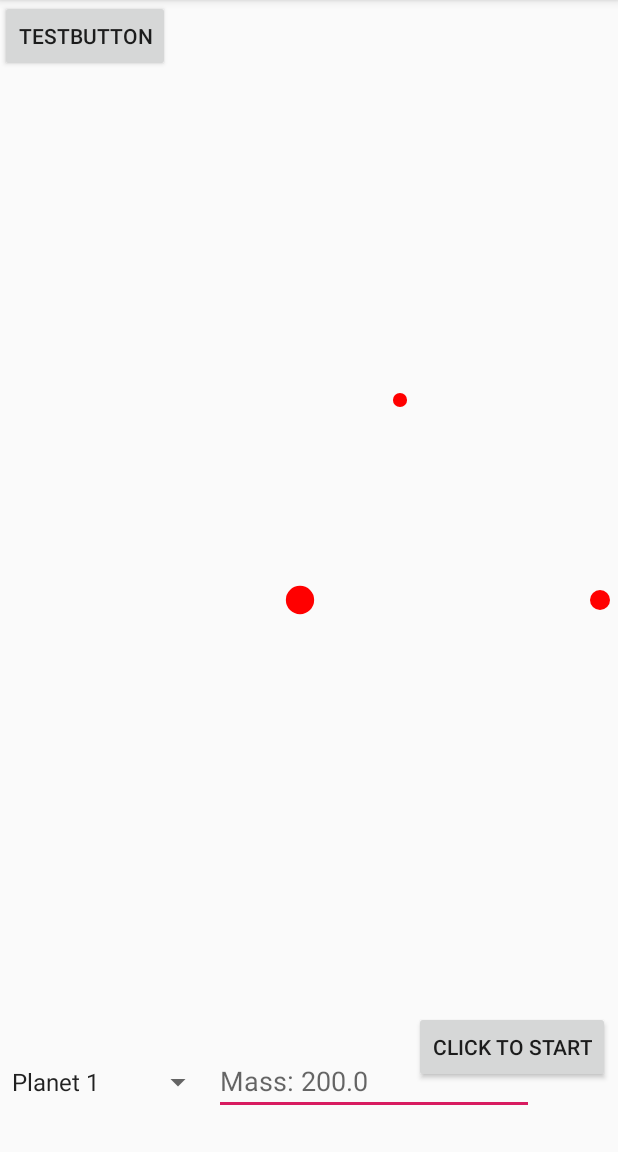
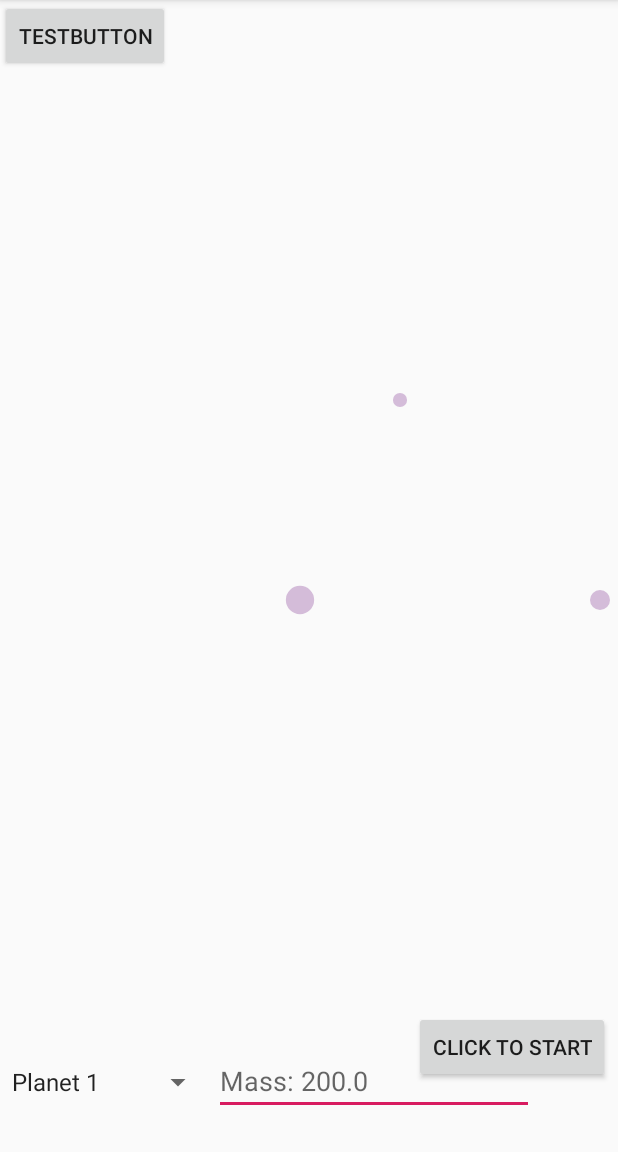
Before and after one commit to Yucheng-Jiang/N-body-Simulation, an Android app: the screen it shows after launch (MainActivity), on a phone screen of 412 x 824 dp, the part 84-1236 px from its top. Run offline under Robolectric (Android 15) with nearby library versions, the phone set to English and light mode, and no system bars.

Commit message:
12/3/2019 10:32 Change planet color

```diff
--- a/app/src/main/java/com/example/platypus/CustomView.java
+++ b/app/src/main/java/com/example/platypus/CustomView.java
@@ -5,10 +5,8 @@ import android.graphics.Canvas;
 import android.graphics.Color;
 import android.graphics.Paint;
 import android.util.AttributeSet;
-import android.util.Log;
-import android.view.GestureDetector;
-import android.view.MotionEvent;
 import android.view.View;
+import java.util.Random;
 
 import androidx.annotation.Nullable;
 
@@ -39,7 +37,10 @@ public class CustomView extends View {
         for (int i = 0; i < Planet.planetList.size(); i++) {
             Planet p = Planet.planetList.get(i);
             Paint paint = new Paint();
-            paint.setColor(Color.RED);
+            Random rand = new Random();
+            paint.setColor(p.getColor());
+
+
             canvas.drawCircle(
                     (float) p.getPosition().getX(),
                     (float) p.getPosition().getY(),
--- a/app/src/main/java/com/example/platypus/MainActivity.java
+++ b/app/src/main/java/com/example/platypus/MainActivity.java
@@ -54,15 +54,6 @@ public class MainActivity extends AppCompatActivity {
                 updateSpinner();
             }
         };
-        /*
-        customView.setOnTouchListener(new View.OnTouchListener() {
-            @Override
-            public boolean onTouch(View v, MotionEvent event) {
-                return false;
-            }
-            public
-        });
-        */
 
         Button startButton = findViewById(R.id.startButton);
         startButton.setOnClickListener(new View.OnClickListener() {
@@ -124,6 +115,8 @@ public class MainActivity extends AppCompatActivity {
         ArrayAdapter<String> dataAdapter = new ArrayAdapter<String>(this, android.R.layout.simple_spinner_item, list);
         dataAdapter.setDropDownViewResource(android.R.layout.simple_spinner_dropdown_item);
         spinner.setAdapter(dataAdapter);
+
+
     }
 
 }
--- a/app/src/main/java/com/example/platypus/Planet.java
+++ b/app/src/main/java/com/example/platypus/Planet.java
@@ -1,16 +1,12 @@
 package com.example.platypus;
 
 
-import android.app.AppComponentFactory;
-import android.graphics.PointF;
-import android.view.View;
-import android.widget.AdapterView;
-import android.widget.ArrayAdapter;
-import android.widget.EditText;
-import android.widget.Spinner;
+
+import android.graphics.Color;
 
 import java.util.ArrayList;
 import java.util.List;
+import java.util.Random;
 
 public class Planet {
 
@@ -19,12 +15,17 @@ public class Planet {
     private double mass;
     private Vector position;
     private Vector speed;
+    private int color;
+
 
     Planet(final double setMass, final Vector setPosition, final Vector setSpeed) {
         this.mass = setMass;
         this.position = setPosition;
         this.speed = setSpeed;
         planetList.add(this);
+        Random rand = new Random();
+        this.color = Color.rgb(rand.nextFloat() + 0.1f, rand.nextFloat() + 0.1f, rand.nextFloat() + 0.1f);
+
     }
 
 
@@ -76,6 +77,7 @@ public class Planet {
 
         return true;
     }
+
     private boolean isCrashed() {
         for (Planet p : planetList) {
             if (p.equals(this)) {
@@ -90,4 +92,9 @@ public class Planet {
         }
         return false;
     }
+
+    public int getColor() {
+        return this.color;
+    }
+
 }
```
